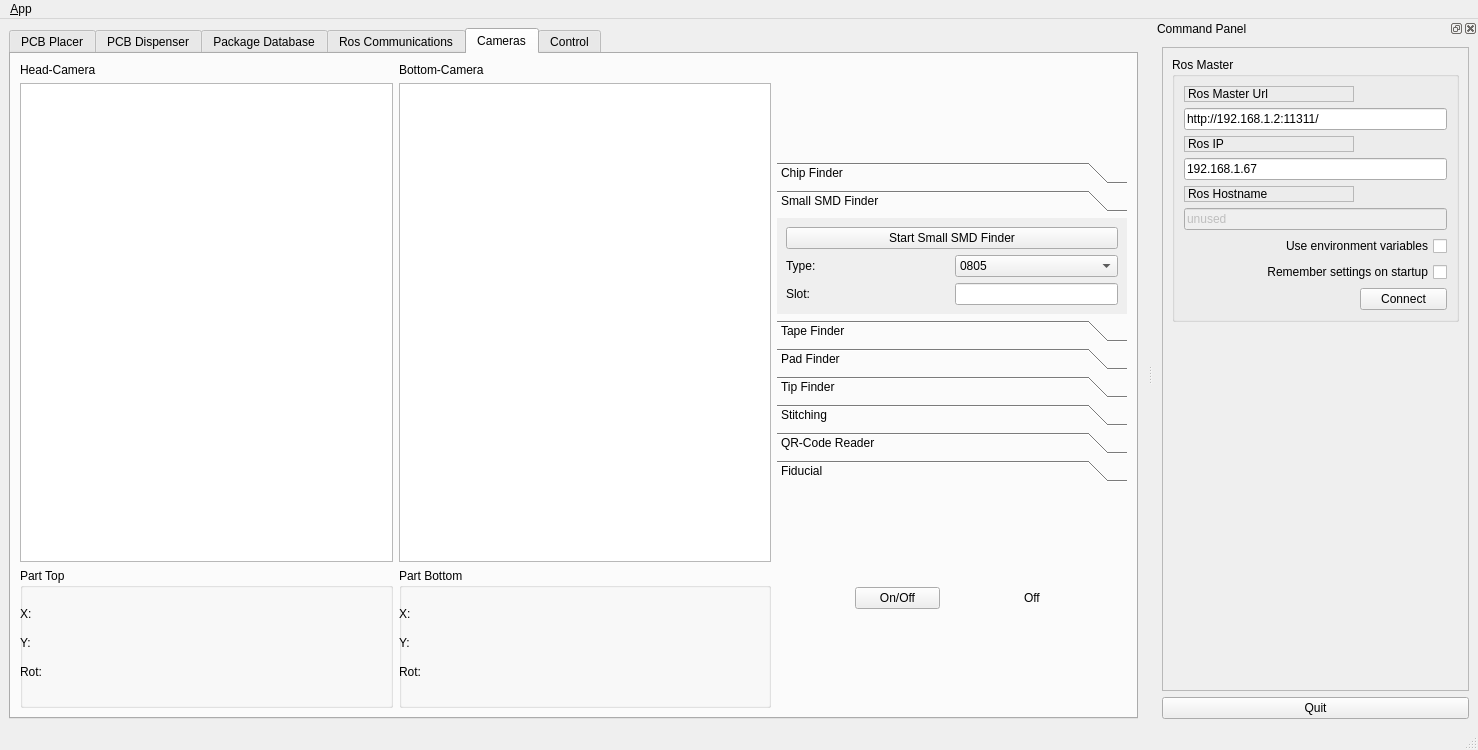
Old version of the form pap_gui/ui/main_window.ui in the repository JohanVer/PAP2015.
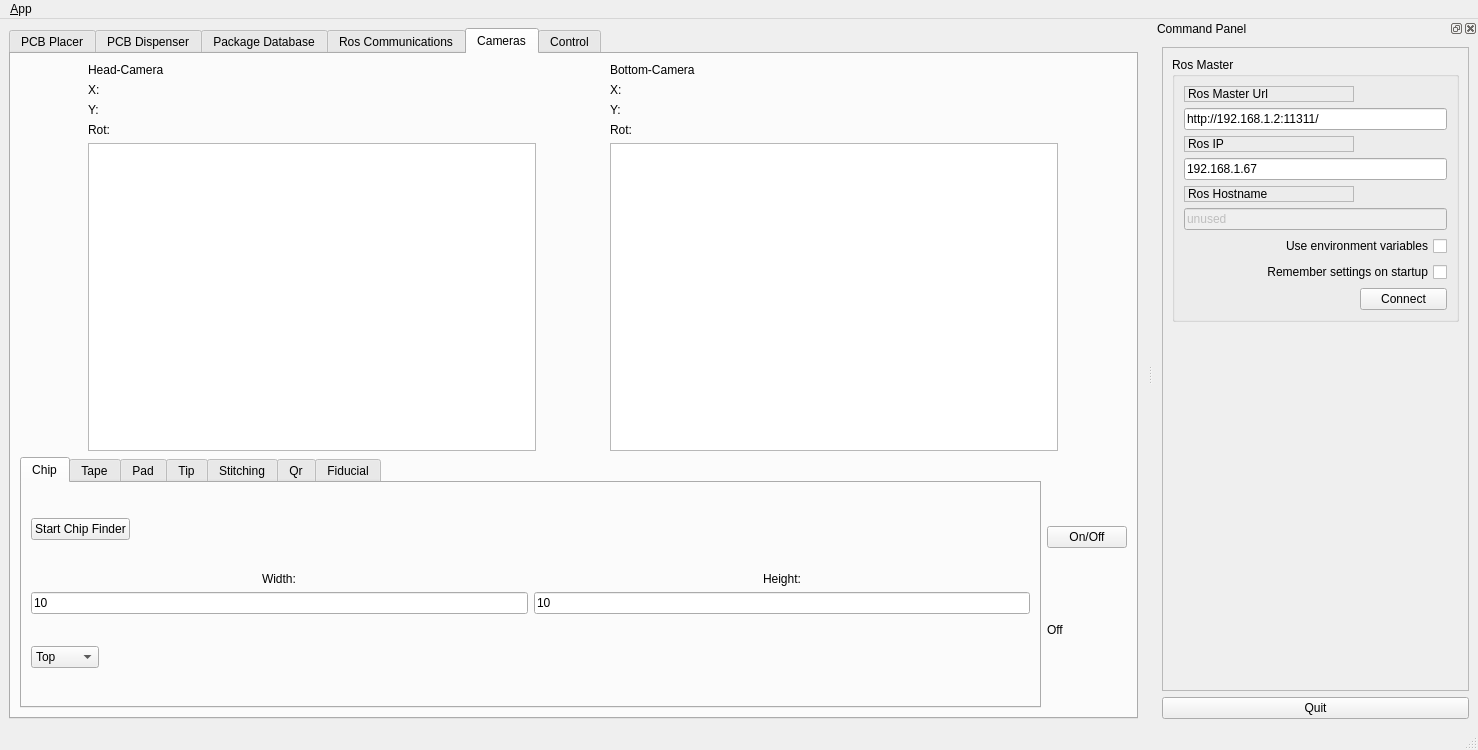
New version of the form. The open tabs and pages were chosen to show the change. Icons and pictures are not drawn. Custom widgets are drawn as their Qt base class.

The edit to the form file:
```diff
--- a/pap_gui/ui/main_window.ui
+++ b/pap_gui/ui/main_window.ui
@@ -1411,7 +1411,7 @@
             <item>
              <layout class="QHBoxLayout" name="horizontalLayout">
               <property name="sizeConstraint">
-               <enum>QLayout::SetNoConstraint</enum>
+               <enum>QLayout::SetDefaultConstraint</enum>
               </property>
               <item>
                <layout class="QVBoxLayout" name="verticalLayout_4">
@@ -1432,80 +1432,6 @@
                  </widget>
                 </item>
                 <item>
-                 <widget class="ClickGraphicsView" name="camera1">
-                  <property name="sizePolicy">
-                   <sizepolicy hsizetype="MinimumExpanding" vsizetype="MinimumExpanding">
-                    <horstretch>0</horstretch>
-                    <verstretch>0</verstretch>
-                   </sizepolicy>
-                  </property>
-                 </widget>
-                </item>
-               </layout>
-              </item>
-              <item>
-               <layout class="QVBoxLayout" name="verticalLayout_6">
-                <property name="sizeConstraint">
-                 <enum>QLayout::SetDefaultConstraint</enum>
-                </property>
-                <item>
-                 <widget class="QLabel" name="label_4">
-                  <property name="sizePolicy">
-                   <sizepolicy hsizetype="Minimum" vsizetype="Fixed">
-                    <horstretch>0</horstretch>
-                    <verstretch>0</verstretch>
-                   </sizepolicy>
-                  </property>
-                  <property name="text">
-                   <string>Bottom-Camera</string>
-                  </property>
-                 </widget>
-                </item>
-                <item>
-                 <widget class="QGraphicsView" name="camera2">
-                  <property name="sizePolicy">
-                   <sizepolicy hsizetype="MinimumExpanding" vsizetype="MinimumExpanding">
-                    <horstretch>0</horstretch>
-                    <verstretch>0</verstretch>
-                   </sizepolicy>
-                  </property>
-                 </widget>
-                </item>
-               </layout>
-              </item>
-             </layout>
-            </item>
-            <item>
-             <layout class="QHBoxLayout" name="horizontalLayout_18">
-              <property name="sizeConstraint">
-               <enum>QLayout::SetNoConstraint</enum>
-              </property>
-              <item>
-               <widget class="QGroupBox" name="groupBox_15">
-                <property name="sizePolicy">
-                 <sizepolicy hsizetype="Minimum" vsizetype="Minimum">
-                  <horstretch>0</horstretch>
-                  <verstretch>0</verstretch>
-                 </sizepolicy>
-                </property>
-                <property name="minimumSize">
-                 <size>
-                  <width>0</width>
-                  <height>140</height>
-                 </size>
-                </property>
-                <property name="title">
-                 <string>Part Top</string>
-                </property>
-                <widget class="QWidget" name="verticalLayoutWidget_2">
-                 <property name="geometry">
-                  <rect>
-                   <x>0</x>
-                   <y>30</y>
-                   <width>341</width>
-                   <height>91</height>
-                  </rect>
-                 </property>
                  <layout class="QVBoxLayout" name="verticalLayout_5">
                   <item>
                    <widget class="QLabel" name="smdXTop_Label">
@@ -1547,41 +1473,56 @@
                    </widget>
                   </item>
                  </layout>
-                </widget>
-               </widget>
               </item>
               <item>
-               <widget class="QGroupBox" name="groupBox_16">
+                 <widget class="ClickGraphicsView" name="camera1">
                 <property name="sizePolicy">
-                 <sizepolicy hsizetype="Minimum" vsizetype="Minimum">
+                   <sizepolicy hsizetype="Fixed" vsizetype="Fixed">
                   <horstretch>0</horstretch>
                   <verstretch>0</verstretch>
                  </sizepolicy>
                 </property>
                 <property name="minimumSize">
                  <size>
-                  <width>0</width>
-                  <height>140</height>
+                    <width>448</width>
+                    <height>308</height>
                  </size>
                 </property>
                 <property name="maximumSize">
                  <size>
-                  <width>16777215</width>
-                  <height>16777215</height>
-                 </size>
-                </property>
-                <property name="title">
-                 <string>Part Bottom</string>
-                </property>
-                <widget class="QWidget" name="verticalLayoutWidget_11">
-                 <property name="geometry">
-                  <rect>
-                   <x>0</x>
-                   <y>30</y>
-                   <width>351</width>
-                   <height>91</height>
-                  </rect>
-                 </property>
+                    <width>448</width>
+                    <height>308</height>
+                   </size>
+                  </property>
+                  <property name="verticalScrollBarPolicy">
+                   <enum>Qt::ScrollBarAlwaysOff</enum>
+                  </property>
+                  <property name="horizontalScrollBarPolicy">
+                   <enum>Qt::ScrollBarAlwaysOff</enum>
+                  </property>
+                 </widget>
+                </item>
+               </layout>
+              </item>
+              <item>
+               <layout class="QVBoxLayout" name="verticalLayout_6">
+                <property name="sizeConstraint">
+                 <enum>QLayout::SetDefaultConstraint</enum>
+                </property>
+                <item>
+                 <widget class="QLabel" name="label_4">
+                  <property name="sizePolicy">
+                   <sizepolicy hsizetype="Minimum" vsizetype="Fixed">
+                    <horstretch>0</horstretch>
+                    <verstretch>0</verstretch>
+                   </sizepolicy>
+                  </property>
+                  <property name="text">
+                   <string>Bottom-Camera</string>
+                  </property>
+                 </widget>
+                </item>
+                <item>
                  <layout class="QVBoxLayout" name="verticalLayout_16">
                   <item>
                    <widget class="QLabel" name="smdXBottom_Label">
@@ -1622,54 +1563,67 @@
                     </property>
                    </widget>
                   </item>
-                 </layout>
-                </widget>
-               </widget>
-              </item>
-             </layout>
-            </item>
-           </layout>
-          </item>
           <item>
-           <layout class="QVBoxLayout" name="verticalLayout_56">
-            <item>
-             <widget class="QToolBox" name="Vision_Tabs">
+                   <widget class="QGraphicsView" name="camera2">
               <property name="sizePolicy">
-               <sizepolicy hsizetype="Minimum" vsizetype="Fixed">
+                     <sizepolicy hsizetype="Fixed" vsizetype="Fixed">
                 <horstretch>0</horstretch>
                 <verstretch>0</verstretch>
                </sizepolicy>
               </property>
               <property name="minimumSize">
                <size>
-                <width>0</width>
-                <height>0</height>
+                      <width>448</width>
+                      <height>308</height>
                </size>
               </property>
               <property name="maximumSize">
                <size>
-                <width>350</width>
-                <height>16777215</height>
-               </size>
-              </property>
+                      <width>448</width>
+                      <height>308</height>
+                     </size>
+                    </property>
+                    <property name="verticalScrollBarPolicy">
+                     <enum>Qt::ScrollBarAlwaysOff</enum>
+                    </property>
+                    <property name="horizontalScrollBarPolicy">
+                     <enum>Qt::ScrollBarAlwaysOff</enum>
+                    </property>
+                   </widget>
+                  </item>
+                 </layout>
+                </item>
+               </layout>
+              </item>
+             </layout>
+            </item>
+            <item>
+             <layout class="QHBoxLayout" name="horizontalLayout_18">
+              <property name="sizeConstraint">
+               <enum>QLayout::SetNoConstraint</enum>
+              </property>
+             </layout>
+            </item>
+            <item>
+             <layout class="QHBoxLayout" name="horizontalLayout_7">
+              <item>
+               <widget class="QTabWidget" name="tabWidget">
               <property name="currentIndex">
-               <number>7</number>
-              </property>
-              <widget class="QWidget" name="page">
-               <property name="geometry">
-                <rect>
-                 <x>0</x>
-                 <y>0</y>
-                 <width>322</width>
-                 <height>138</height>
-                </rect>
-               </property>
-               <attribute name="label">
-                <string>Chip Finder</string>
-               </attribute>
-               <layout class="QVBoxLayout" name="verticalLayout_30">
+                 <number>1</number>
+                </property>
+                <widget class="QWidget" name="tab_7">
+                 <attribute name="title">
+                  <string>Chip</string>
+                 </attribute>
+                 <layout class="QVBoxLayout" name="verticalLayout_68">
                 <item>
                  <widget class="QPushButton" name="startChipFinder_Button">
+                    <property name="sizePolicy">
+                     <sizepolicy hsizetype="Fixed" vsizetype="Fixed">
+                      <horstretch>0</horstretch>
+                      <verstretch>0</verstretch>
+                     </sizepolicy>
+                    </property>
                   <property name="text">
                    <string>Start Chip Finder</string>
                   </property>
@@ -1741,6 +1695,12 @@
                 </item>
                 <item>
                  <widget class="QComboBox" name="cameraSelect_Chip">
+                    <property name="sizePolicy">
+                     <sizepolicy hsizetype="Fixed" vsizetype="Fixed">
+                      <horstretch>0</horstretch>
+                      <verstretch>0</verstretch>
+                     </sizepolicy>
+                    </property>
                   <item>
                    <property name="text">
                     <string>Top</string>
@@ -1755,115 +1715,11 @@
                 </item>
                </layout>
               </widget>
-              <widget class="QWidget" name="page_2">
-               <property name="geometry">
-                <rect>
-                 <x>0</x>
-                 <y>0</y>
-                 <width>203</width>
-                 <height>115</height>
-                </rect>
-               </property>
-               <attribute name="label">
-                <string>Small SMD Finder</string>
-               </attribute>
-               <layout class="QVBoxLayout" name="verticalLayout_31">
-                <item>
-                 <widget class="QPushButton" name="startSmallSMDFinder_Button">
-                  <property name="text">
-                   <string>Start Small SMD Finder</string>
-                  </property>
-                 </widget>
-                </item>
-                <item>
-                 <layout class="QHBoxLayout" name="horizontalLayout_7">
-                  <item>
-                   <widget class="QLabel" name="label_70">
-                    <property name="sizePolicy">
-                     <sizepolicy hsizetype="Minimum" vsizetype="Fixed">
-                      <horstretch>0</horstretch>
-                      <verstretch>0</verstretch>
-                     </sizepolicy>
-                    </property>
-                    <property name="text">
-                     <string>Type:</string>
-                    </property>
-                   </widget>
-                  </item>
-                  <item>
-                   <widget class="QComboBox" name="SmallSMD_Combo">
-                    <property name="sizePolicy">
-                     <sizepolicy hsizetype="Minimum" vsizetype="Fixed">
-                      <horstretch>0</horstretch>
-                      <verstretch>0</verstretch>
-                     </sizepolicy>
-                    </property>
-                    <item>
-                     <property name="text">
-                      <string>0805</string>
-                     </property>
-                    </item>
-                    <item>
-                     <property name="text">
-                      <string>0603</string>
-                     </property>
-                    </item>
-                    <item>
-                     <property name="text">
-                      <string>0402</string>
-                     </property>
-                    </item>
-                    <item>
-                     <property name="text">
-                      <string>0201</string>
-                     </property>
-                    </item>
-                   </widget>
-                  </item>
-                 </layout>
-                </item>
-                <item>
-                 <layout class="QHBoxLayout" name="horizontalLayout_9">
-                  <item>
-                   <widget class="QLabel" name="label_6">
-                    <property name="sizePolicy">
-                     <sizepolicy hsizetype="Minimum" vsizetype="Fixed">
-                      <horstretch>0</horstretch>
-                      <verstretch>0</verstretch>
-                     </sizepolicy>
-                    </property>
-                    <property name="text">
-                     <string>Slot:</string>
-                    </property>
-                   </widget>
-                  </item>
-                  <item>
-                   <widget class="QLineEdit" name="SmallSMD_Slot">
-                    <property name="sizePolicy">
-                     <sizepolicy hsizetype="Minimum" vsizetype="Fixed">
-                      <horstretch>0</horstretch>
-                      <verstretch>0</verstretch>
-                     </sizepolicy>
-                    </property>
-                   </widget>
-                  </item>
-                 </layout>
-                </item>
-               </layout>
-              </widget>
-              <widget class="QWidget" name="page_3">
-               <property name="geometry">
-                <rect>
-                 <x>0</x>
-                 <y>0</y>
-                 <width>153</width>
-                 <height>80</height>
-                </rect>
-               </property>
-               <attribute name="label">
-                <string>Tape Finder</string>
-               </attribute>
-               <layout class="QVBoxLayout" name="verticalLayout_33">
+                <widget class="QWidget" name="tab_8">
+                 <attribute name="title">
+                  <string>Tape</string>
+                 </attribute>
+                 <layout class="QVBoxLayout" name="verticalLayout_67">
                 <item>
                  <widget class="QPushButton" name="startTapeFinder_Button">
                   <property name="text">
@@ -1920,19 +1776,11 @@
                 </item>
                </layout>
               </widget>
-              <widget class="QWidget" name="page_4">
-               <property name="geometry">
-                <rect>
-                 <x>0</x>
-                 <y>0</y>
-                 <width>146</width>
-                 <height>45</height>
-                </rect>
-               </property>
-               <attribute name="label">
-                <string>Pad Finder</string>
-               </attribute>
-               <layout class="QVBoxLayout" name="verticalLayout_47">
+                <widget class="QWidget" name="tab_9">
+                 <attribute name="title">
+                  <string>Pad</string>
+                 </attribute>
+                 <layout class="QVBoxLayout" name="verticalLayout_66">
                 <item>
                  <widget class="QPushButton" name="startPadFinder_Button">
                   <property name="text">
@@ -1942,19 +1790,11 @@
                 </item>
                </layout>
               </widget>
-              <widget class="QWidget" name="page_6">
-               <property name="geometry">
-                <rect>
-                 <x>0</x>
-                 <y>0</y>
-                 <width>221</width>
-                 <height>80</height>
-                </rect>
-               </property>
-               <attribute name="label">
-                <string>Tip Finder</string>
-               </attribute>
-               <layout class="QVBoxLayout" name="verticalLayout_48">
+                <widget class="QWidget" name="tab_10">
+                 <attribute name="title">
+                  <string>Tip</string>
+                 </attribute>
+                 <layout class="QVBoxLayout" name="verticalLayout_65">
                 <item>
                  <widget class="QPushButton" name="startTipFinder_Button">
                   <property name="text">
@@ -1994,16 +1834,8 @@
                 </item>
                </layout>
               </widget>
-              <widget class="QWidget" name="stitching">
-               <property name="geometry">
-                <rect>
-                 <x>0</x>
-                 <y>0</y>
-                 <width>120</width>
-                 <height>78</height>
-                </rect>
-               </property>
-               <attribute name="label">
+                <widget class="QWidget" name="tab_11">
+                 <attribute name="title">
                 <string>Stitching</string>
                </attribute>
                <layout class="QVBoxLayout" name="verticalLayout_49">
@@ -2023,19 +1855,11 @@
                 </item>
                </layout>
               </widget>
-              <widget class="QWidget" name="page_7">
-               <property name="geometry">
-                <rect>
-                 <x>0</x>
-                 <y>0</y>
-                 <width>122</width>
-                 <height>78</height>
-                </rect>
-               </property>
-               <attribute name="label">
-                <string>QR-Code Reader</string>
-               </attribute>
-               <layout class="QVBoxLayout" name="verticalLayout_50">
+                <widget class="QWidget" name="tab_12">
+                 <attribute name="title">
+                  <string>Qr</string>
+                 </attribute>
+                 <layout class="QVBoxLayout" name="verticalLayout_63">
                 <item>
                  <widget class="QPushButton" name="pushButton">
                   <property name="text">
@@ -2052,16 +1876,8 @@
                 </item>
                </layout>
               </widget>
-              <widget class="QWidget" name="page_5">
-               <property name="geometry">
-                <rect>
-                 <x>0</x>
-                 <y>0</y>
-                 <width>350</width>
-                 <height>243</height>
-                </rect>
-               </property>
-               <attribute name="label">
+                <widget class="QWidget" name="tab_13">
+                 <attribute name="title">
                 <string>Fiducial</string>
                </attribute>
                <layout class="QVBoxLayout" name="verticalLayout_54">
@@ -2089,7 +1905,7 @@
              </widget>
             </item>
             <item>
-             <layout class="QHBoxLayout" name="horizontalLayout_12">
+               <layout class="QVBoxLayout" name="verticalLayout_69">
               <property name="sizeConstraint">
                <enum>QLayout::SetNoConstraint</enum>
               </property>
@@ -2134,6 +1950,11 @@
              </layout>
             </item>
            </layout>
+            </item>
+           </layout>
+          </item>
+          <item>
+           <layout class="QVBoxLayout" name="verticalLayout_56"/>
           </item>
          </layout>
         </item>
```
Left out of the diff: 63 changed lines with no effect on the pictures. Lines whose indentation alone changed are shown as unchanged.
